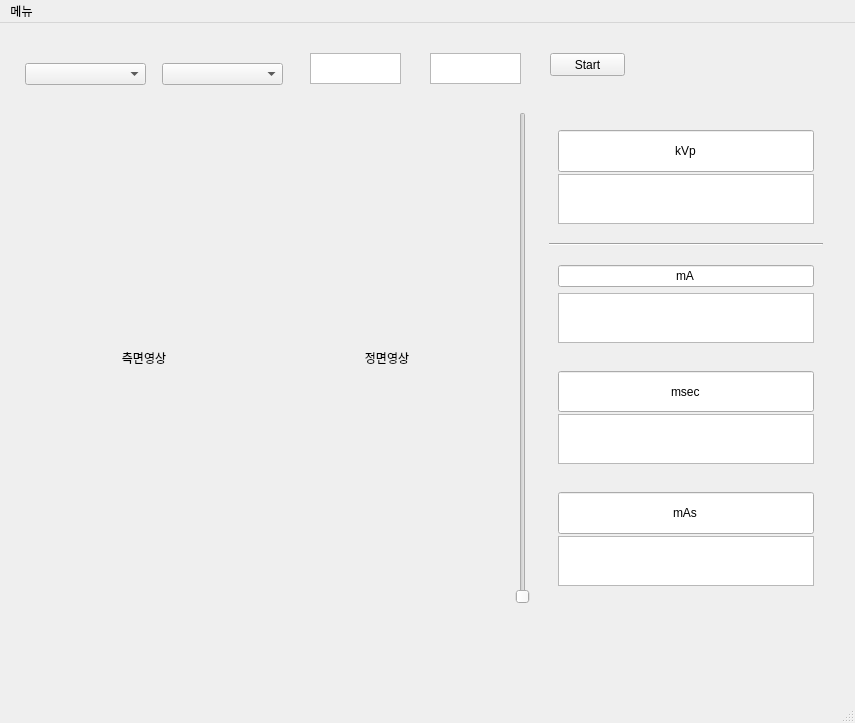
This is UI/form_Start.ui in ncsjh/BodySegmentation as Qt 5 draws it before an edit. The edited form follows.
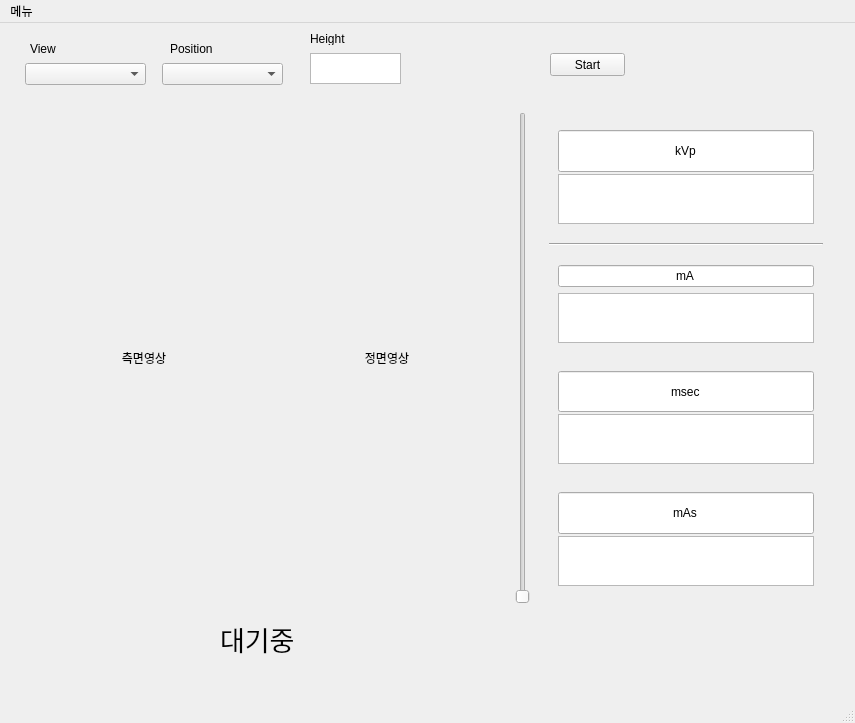
This is the edited form.

```diff
--- a/UI/form_Start.ui
+++ b/UI/form_Start.ui
@@ -504,16 +504,6 @@
      </rect>
     </property>
    </widget>
-   <widget class="QTextEdit" name="tedHeight">
-    <property name="geometry">
-     <rect>
-      <x>430</x>
-      <y>30</y>
-      <width>91</width>
-      <height>31</height>
-     </rect>
-    </property>
-   </widget>
    <widget class="QPushButton" name="btnStart">
     <property name="geometry">
      <rect>
@@ -527,6 +517,82 @@
      <string>Start</string>
     </property>
    </widget>
+   <widget class="QLabel" name="label">
+    <property name="geometry">
+     <rect>
+      <x>310</x>
+      <y>10</y>
+      <width>56</width>
+      <height>12</height>
+     </rect>
+    </property>
+    <property name="maximumSize">
+     <size>
+      <width>16777215</width>
+      <height>16777214</height>
+     </size>
+    </property>
+    <property name="cursor">
+     <cursorShape>ArrowCursor</cursorShape>
+    </property>
+    <property name="text">
+     <string>Height</string>
+    </property>
+   </widget>
+   <widget class="QLabel" name="label_2">
+    <property name="geometry">
+     <rect>
+      <x>170</x>
+      <y>20</y>
+      <width>56</width>
+      <height>12</height>
+     </rect>
+    </property>
+    <property name="text">
+     <string>Position</string>
+    </property>
+   </widget>
+   <widget class="QLabel" name="label_3">
+    <property name="geometry">
+     <rect>
+      <x>30</x>
+      <y>20</y>
+      <width>56</width>
+      <height>12</height>
+     </rect>
+    </property>
+    <property name="text">
+     <string>View</string>
+    </property>
+   </widget>
+   <widget class="QLabel" name="labelProcess">
+    <property name="geometry">
+     <rect>
+      <x>220</x>
+      <y>600</y>
+      <width>121</width>
+      <height>31</height>
+     </rect>
+    </property>
+    <property name="maximumSize">
+     <size>
+      <width>16777215</width>
+      <height>16777215</height>
+     </size>
+    </property>
+    <property name="font">
+     <font>
+      <family>Agency FB</family>
+      <pointsize>20</pointsize>
+     </font>
+    </property>
+    <property name="midLineWidth">
+     <number>1</number>
+    </property>
+    <property name="text">
+     <string>대기중</string>
+    </property>
+   </widget>
   </widget>
   <widget class="QMenuBar" name="menubar">
    <property name="geometry">
```
